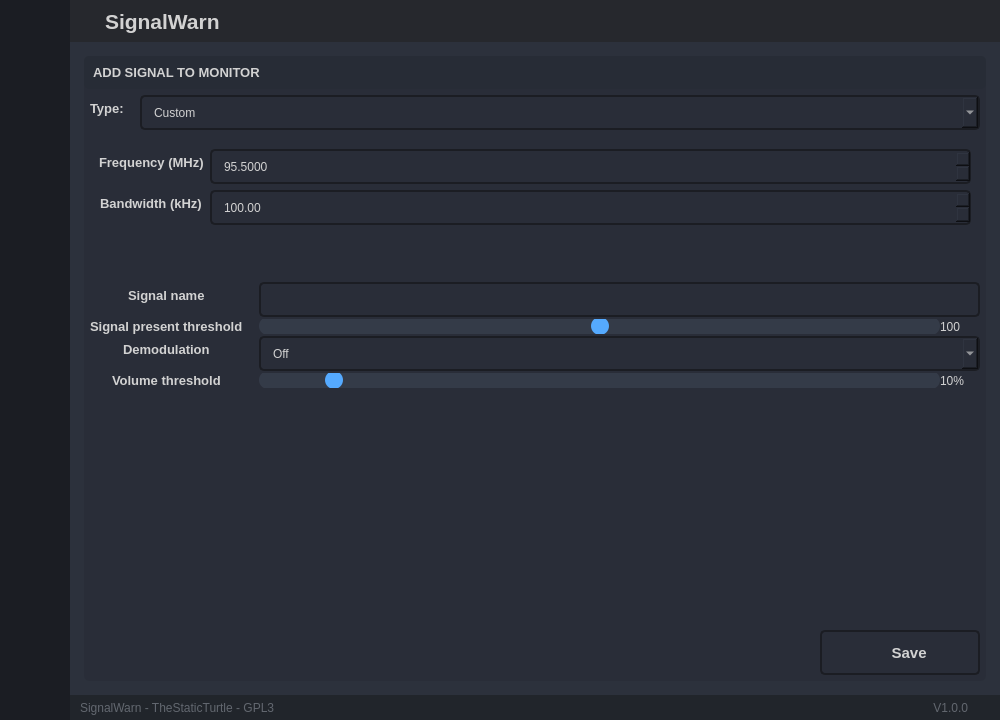
The window that gui/base.ui (TheStaticTurtle/SignalWarn) describes before a commit, drawn with Qt 5.
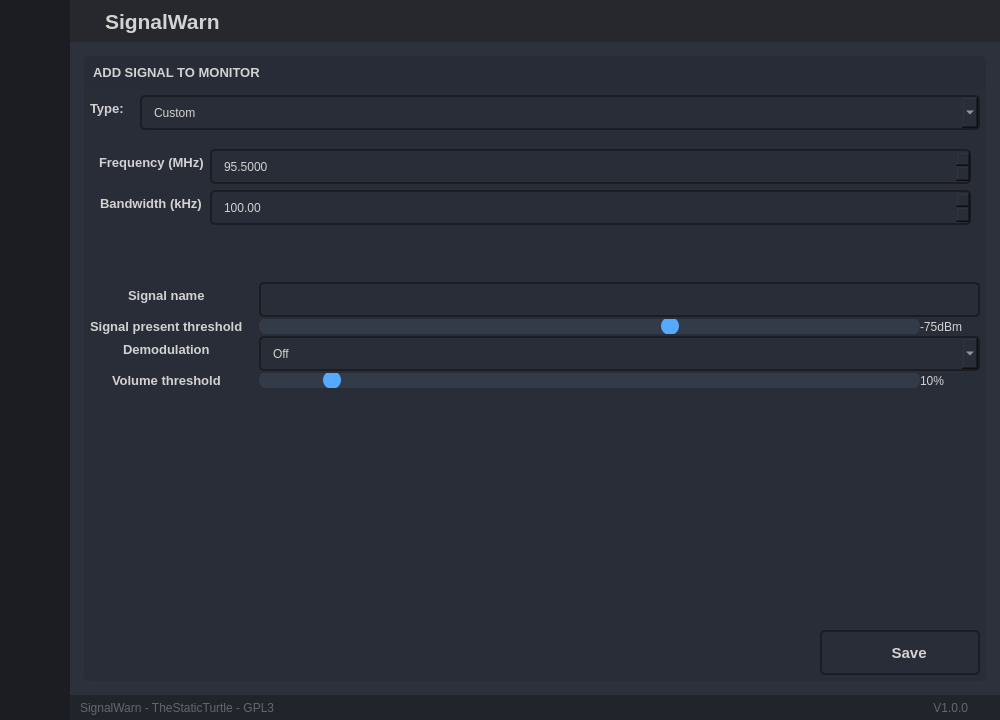
The same window after the commit. Icons and pictures are not drawn.

Patch:
```diff
--- a/gui/base.ui
+++ b/gui/base.ui
@@ -1975,11 +1975,14 @@
                                <layout class="QHBoxLayout" name="horizontalLayout_addDevice_signalPresent">
                                 <item>
                                  <widget class="QSlider" name="horizontalSlider_addDevice_signalPresentThreshold">
+                                  <property name="minimum">
+                                   <number>-200</number>
+                                  </property>
                                   <property name="maximum">
-                                   <number>200</number>
+                                   <number>0</number>
                                   </property>
                                   <property name="value">
-                                   <number>100</number>
+                                   <number>-75</number>
                                   </property>
                                   <property name="orientation">
                                    <enum>Qt::Horizontal</enum>
@@ -1990,12 +1993,12 @@
                                  <widget class="QLabel" name="label_addDevice_signalPresentThreshold">
                                   <property name="minimumSize">
                                    <size>
-                                    <width>40</width>
+                                    <width>60</width>
                                     <height>0</height>
                                    </size>
                                   </property>
                                   <property name="text">
-                                   <string>100</string>
+                                   <string>-75dBm</string>
                                   </property>
                                  </widget>
                                 </item>
@@ -2020,7 +2023,7 @@
                                  <widget class="QLabel" name="label_addDevice_volumeThreshold">
                                   <property name="minimumSize">
                                    <size>
-                                    <width>40</width>
+                                    <width>60</width>
                                     <height>0</height>
                                    </size>
                                   </property>
```
